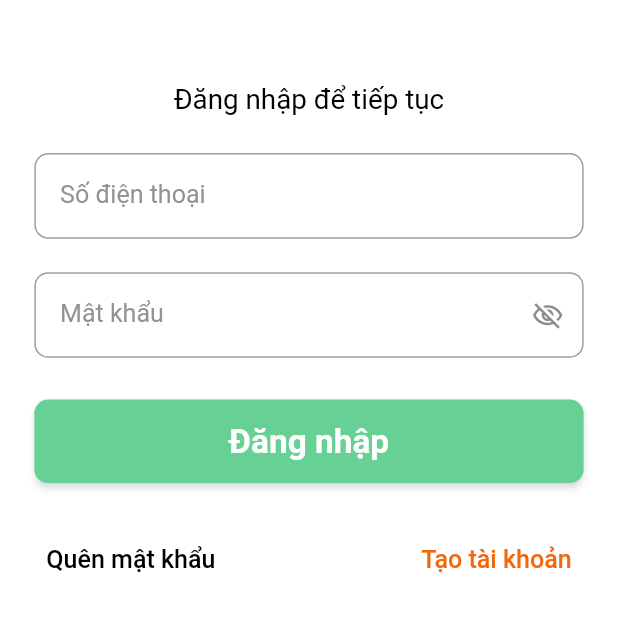
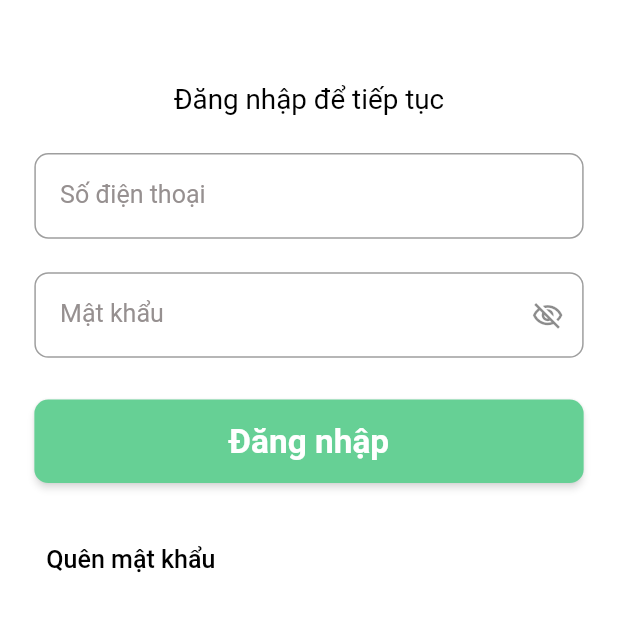
Before and after one commit to Baoth99/SCSS.Mobile.Collector, a Flutter app: the LoginLayout screen opened by its route, on a phone screen of 412 x 824 dp, the part 317-949 px from its top. Run offline on Flutter 3.47's test engine with Material 2 defaults, Android fonts, the phone set to English and light mode, and no system bars; our stand-ins replace awesome_dialog, cached_network_image, cool_alert, country_code_picker, equatable, firebase_core and 20 more; missing offline and left inert: mapbox_gl, signalr_client; accounts and stored records are empty.

Commit message:
remove signup button

```diff
--- a/lib/ui/layouts/login_layout.dart
+++ b/lib/ui/layouts/login_layout.dart
@@ -132,16 +132,16 @@ class _Body extends StatelessWidget {
                   fontSize: 45.sp,
                   fontWeight: FontWeight.w500,
                 ),
-                Spacer(),
-                CustomTextButton(
-                  text: 'Tạo tài khoản',
-                  onPressed: () {
-                    _navigateToSignup(context);
-                  },
-                  color: AppColors.orangeFFF5670A,
-                  fontSize: 45.sp,
-                  fontWeight: FontWeight.w500,
-                ),
+                // Spacer(),
+                // CustomTextButton(
+                //   text: 'Tạo tài khoản',
+                //   onPressed: () {
+                //     _navigateToSignup(context);
+                //   },
+                //   color: AppColors.orangeFFF5670A,
+                //   fontSize: 45.sp,
+                //   fontWeight: FontWeight.w500,
+                // ),
               ],
             ),
           ),
```
